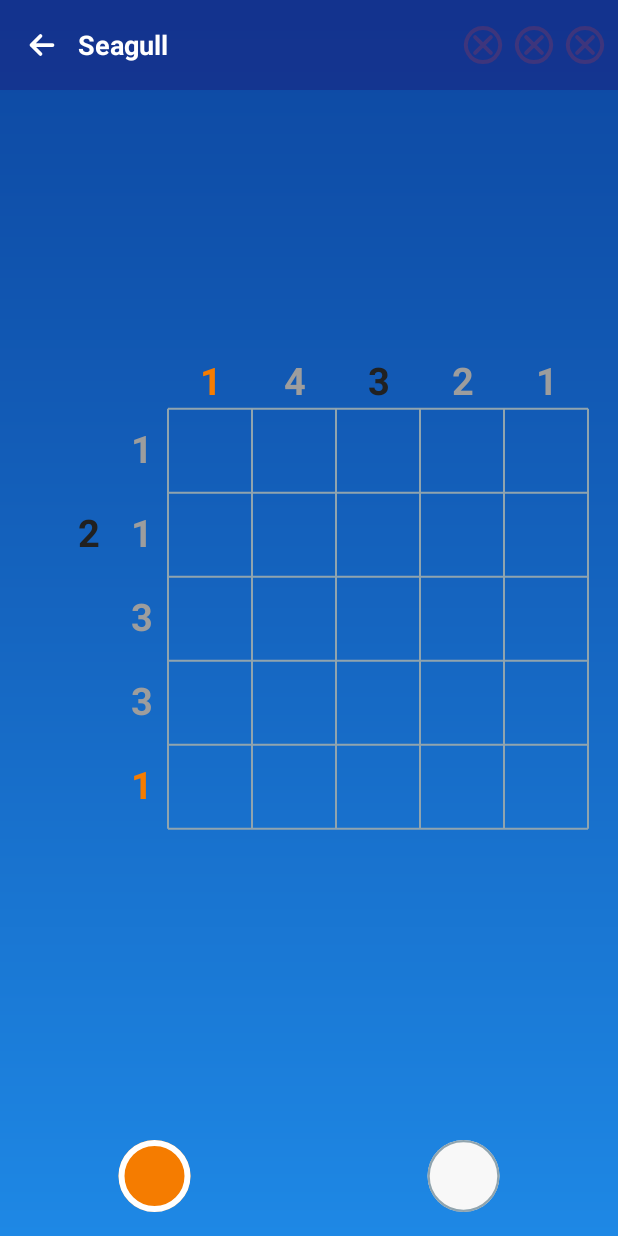
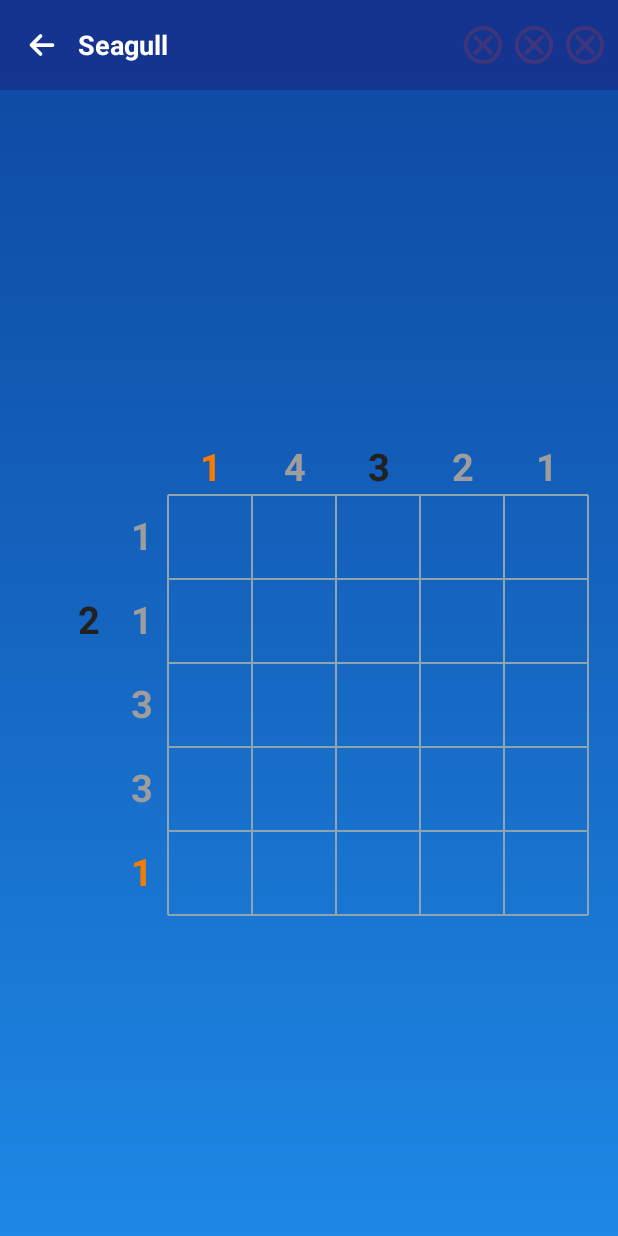
Before and after one commit to ShawnArd/AnimaliaBiomes, an Android app: the GameActivity screen opened directly, with no data from a screen before it, on a phone screen of 412 x 824 dp. Run offline under Robolectric (Android 15) with nearby library versions, the phone set to English and light mode, and no system bars.

Commit message:
Remove color picker; add .gitattributes for line endings
The color picker was forcing players to choose a color before tapping
cells. Per design, colors are now purely cosmetic — a tap on a cell
the solution says is filled auto-fills with the correct color.

- GameViewModel: removed _selectedColor state and setSelectedColor.
  onCellTap auto-fills with solution[r][c]; only empty-cell taps
  produce strikes.
- GameActivity: removed paletteView wiring and selectedColor observer.
- activity_game.xml: removed <ColorPaletteView/>.
- ColorPaletteView.kt: deleted (no longer referenced).
- .gitattributes: explicit line-ending policy (LF for source, CRLF for
  Windows scripts, binary for assets) to silence the autocrlf warning.

Co-Authored-By: Claude Opus 4.7 <noreply@anthropic.com>

```diff
--- a/app/src/main/java/com/nonogram/animaliabiomes/ui/game/ColorPaletteView.kt
+++ /dev/null
@@ -1,105 +0,0 @@
-package com.nonogram.animaliabiomes.ui.game
-
-import android.content.Context
-import android.graphics.Canvas
-import android.graphics.Color
-import android.graphics.Paint
-import android.util.AttributeSet
-import android.view.MotionEvent
-import android.view.View
-import kotlin.math.min
-
-class ColorPaletteView @JvmOverloads constructor(
-    context: Context,
-    attrs: AttributeSet? = null
-) : View(context, attrs) {
-
-    var palette: List<Int> = emptyList()
-        set(value) {
-            field = value
-            requestLayout()
-            invalidate()
-        }
-
-    var selectedColorIndex: Int = 1
-        set(value) {
-            field = value
-            invalidate()
-        }
-
-    var onColorSelected: ((Int) -> Unit)? = null
-
-    private val density = resources.displayMetrics.density
-    private val swatchDiameterPx = SWATCH_DIAMETER_DP * density
-    private val viewHeightPx = VIEW_HEIGHT_DP * density
-
-    private val swatchFillPaint = Paint(Paint.ANTI_ALIAS_FLAG).apply {
-        style = Paint.Style.FILL
-    }
-    private val selectedRingPaint = Paint(Paint.ANTI_ALIAS_FLAG).apply {
-        color = Color.WHITE
-        style = Paint.Style.STROKE
-        strokeWidth = SELECTED_RING_WIDTH_DP * density
-    }
-    private val unselectedRingPaint = Paint(Paint.ANTI_ALIAS_FLAG).apply {
-        color = Color.parseColor("#90A4AE")
-        style = Paint.Style.STROKE
-        strokeWidth = UNSELECTED_RING_WIDTH_DP * density
-    }
-
-    override fun onMeasure(widthMeasureSpec: Int, heightMeasureSpec: Int) {
-        val width = resolveSize(suggestedMinimumWidth, widthMeasureSpec)
-        val desiredHeight = viewHeightPx.toInt()
-        val height = resolveSize(desiredHeight, heightMeasureSpec)
-        setMeasuredDimension(width, height)
-    }
-
-    override fun onDraw(canvas: Canvas) {
-        super.onDraw(canvas)
-        val count = palette.size
-        if (count == 0) return
-
-        val centerY = height / 2f
-        val slotWidth = width.toFloat() / count
-        val maxRadius = (slotWidth - 8 * density) / 2f
-        val radius = minOf(swatchDiameterPx / 2f, maxRadius).coerceAtLeast(0f)
-
-        for (i in 0 until count) {
-            val centerX = slotWidth * i + slotWidth / 2f
-            swatchFillPaint.color = palette[i]
-            canvas.drawCircle(centerX, centerY, radius, swatchFillPaint)
-
-            val ringPaint = if (i + 1 == selectedColorIndex) selectedRingPaint else unselectedRingPaint
-            val ringRadius = (radius - ringPaint.strokeWidth / 2f).coerceAtLeast(0f)
-            canvas.drawCircle(centerX, centerY, ringRadius, ringPaint)
-        }
-    }
-
-    override fun onTouchEvent(event: MotionEvent): Boolean {
-        if (event.action != MotionEvent.ACTION_UP) return true
-        val count = palette.size
-        if (count == 0) return true
-
-        val slotWidth = width.toFloat() / count
-        val index = min((event.x / slotWidth).toInt(), count - 1).coerceAtLeast(0)
-        val newSelection = index + 1
-        if (newSelection != selectedColorIndex) {
-            selectedColorIndex = newSelection
-        }
-        onColorSelected?.invoke(newSelection)
-        performClick()
-        return true
-    }
-
-    override fun performClick(): Boolean {
-        super.performClick()
-        return true
-    }
-
-    companion object {
-        private const val SWATCH_DIAMETER_DP = 48f
-        private const val VIEW_HEIGHT_DP = 64f
-        private const val SELECTED_RING_WIDTH_DP = 4f
-        private const val UNSELECTED_RING_WIDTH_DP = 1.5f
-    }
-}
--- a/app/src/main/java/com/nonogram/animaliabiomes/ui/game/GameActivity.kt
+++ b/app/src/main/java/com/nonogram/animaliabiomes/ui/game/GameActivity.kt
@@ -1,7 +1,6 @@
 package com.nonogram.animaliabiomes.ui.game
 
 import android.os.Bundle
-import android.view.View
 import android.widget.ImageButton
 import android.widget.ImageView
 import android.widget.TextView
@@ -18,7 +17,6 @@ class GameActivity : AppCompatActivity() {
     private val viewModel: GameViewModel by viewModels()
 
     private lateinit var gridView: PicrossGridView
-    private lateinit var paletteView: ColorPaletteView
     private lateinit var strikeViews: List<ImageView>
     private lateinit var tvPuzzleName: TextView
 
@@ -30,7 +28,6 @@ class GameActivity : AppCompatActivity() {
         val biomeId  = intent.getIntExtra(EXTRA_BIOME_ID, 1)
 
         gridView     = findViewById(R.id.picrossGridView)
-        paletteView  = findViewById(R.id.colorPaletteView)
         tvPuzzleName = findViewById(R.id.tvPuzzleName)
         strikeViews  = listOf(
             findViewById(R.id.ivStrike1),
@@ -54,18 +51,9 @@ class GameActivity : AppCompatActivity() {
             gridView.onCellTap       = viewModel::onCellTap
             gridView.onCellLongPress = viewModel::onCellLongPress
 
-            paletteView.palette = puzzle.palette
-            if (puzzle.palette.size <= 1) {
-                paletteView.visibility = View.GONE
-            } else {
-                paletteView.onColorSelected = viewModel::setSelectedColor
-            }
-
             viewModel.init(puzzle)
 
             viewModel.grid.observe(this@GameActivity) { gridView.grid = it }
-
-            viewModel.selectedColor.observe(this@GameActivity) { paletteView.selectedColorIndex = it }
 
             viewModel.strikes.observe(this@GameActivity) { count ->
                 strikeViews.forEachIndexed { i, view ->
--- a/app/src/main/java/com/nonogram/animaliabiomes/ui/game/GameViewModel.kt
+++ b/app/src/main/java/com/nonogram/animaliabiomes/ui/game/GameViewModel.kt
@@ -24,12 +24,8 @@ class GameViewModel : ViewModel() {
     private val _strikeFlash = MutableLiveData<Pair<Int, Int>?>(null)
     val strikeFlash: LiveData<Pair<Int, Int>?> = _strikeFlash
 
-    private val _selectedColor = MutableLiveData(1)
-    val selectedColor: LiveData<Int> = _selectedColor
-
     fun init(p: Puzzle) {
         puzzle = p
-        _selectedColor.value = 1
         reset()
     }
 
@@ -42,18 +38,12 @@ class GameViewModel : ViewModel() {
         _isComplete.value = false
     }
 
-    fun setSelectedColor(idx: Int) {
-        _selectedColor.value = idx
-    }
-
     fun onCellTap(row: Int, col: Int) {
         val current = _grid.value ?: return
         if (current[row][col] != CellState.Empty) return
 
         val solutionValue = puzzle.solution[row][col]
-        val selected = _selectedColor.value ?: 1
-
-        if (solutionValue != 0 && solutionValue == selected) {
+        if (solutionValue != 0) {
             _grid.value = current.mapIndexed { r, rowList ->
                 rowList.mapIndexed { c, cell ->
                     if (r == row && c == col) CellState.Filled(solutionValue) else cell
--- a/app/src/main/res/layout/activity_game.xml
+++ b/app/src/main/res/layout/activity_game.xml
@@ -67,13 +67,4 @@
         android:padding="12dp"
         android:background="@android:color/transparent"/>
 
-    <!-- Color palette picker -->
-    <com.nonogram.animaliabiomes.ui.game.ColorPaletteView
-        android:id="@+id/colorPaletteView"
-        android:layout_width="match_parent"
-        android:layout_height="80dp"
-        android:paddingHorizontal="16dp"
-        android:paddingVertical="8dp"
-        android:background="@android:color/transparent"/>
-
 </LinearLayout>
```
Also changed, not shown: 1 other file.
